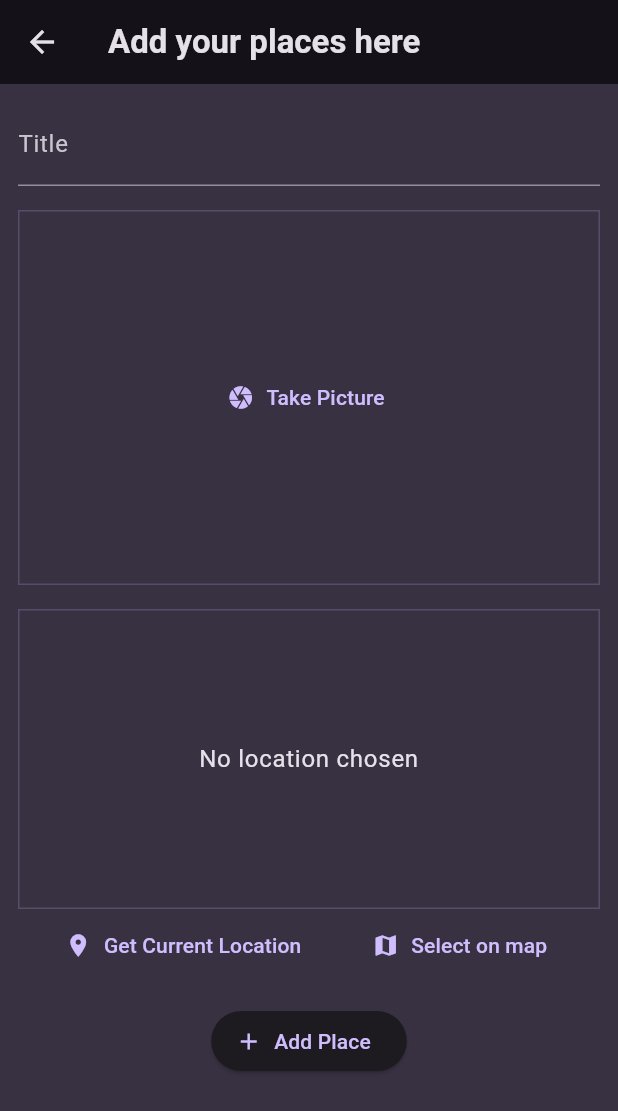
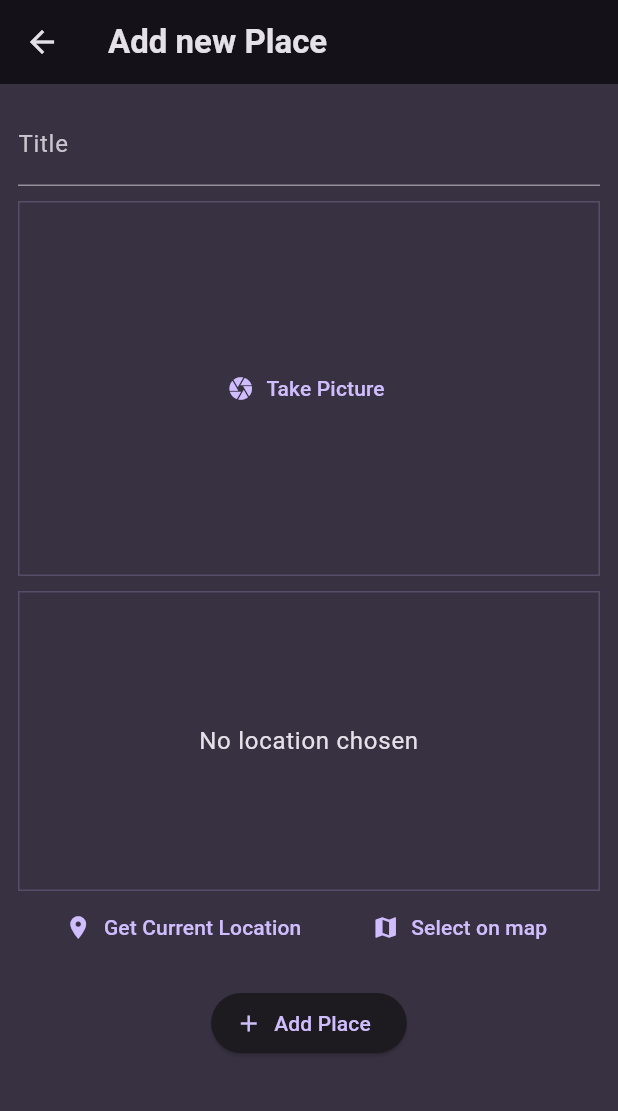
Before and after one commit to atomicstructure/favorite_places_app, a Flutter app: the AddPlaceScreen screen opened by its route, on a phone screen of 412 x 824 dp. Shown: the top 1111 px of the screen. Run offline on Flutter 3.47's test engine with Material 3 defaults, Android fonts, the phone set to English and light mode, and no system bars; our stand-ins replace flutter_riverpod, go_router, google_fonts, google_maps_flutter, image_picker, location.

```diff
--- a/lib/screens/add_place.dart
+++ b/lib/screens/add_place.dart
@@ -1,23 +1,23 @@
 import 'dart:io';
 
 import 'package:favorite_places_app/models/place.dart';
+import 'package:favorite_places_app/widgets/location_input.dart';
+import 'package:flutter_riverpod/flutter_riverpod.dart';
+import 'package:flutter/material.dart';
+
+import 'package:favorite_places_app/widgets/image_input.dart';
 import 'package:favorite_places_app/providers/user_places.dart';
-import 'package:favorite_places_app/widgets/image_input.dart';
-import 'package:favorite_places_app/widgets/location_input.dart';
-import 'package:flutter/material.dart';
-import 'package:flutter_riverpod/flutter_riverpod.dart';
-import 'package:go_router/go_router.dart';
 
 class AddPlaceScreen extends ConsumerStatefulWidget {
   const AddPlaceScreen({super.key});
 
   @override
   ConsumerState<AddPlaceScreen> createState() {
-    return _AddPlaceSccreenState();
+    return _AddPlaceScreenState();
   }
 }
 
-class _AddPlaceSccreenState extends ConsumerState<AddPlaceScreen> {
+class _AddPlaceScreenState extends ConsumerState<AddPlaceScreen> {
   final _titleController = TextEditingController();
   File? _selectedImage;
   PlaceLocation? _selectedLocation;
@@ -31,12 +31,11 @@ class _AddPlaceSccreenState extends ConsumerState<AddPlaceScreen> {
       return;
     }
 
-    ref.read(userPlacesProvider.notifier).addPlace(
-          enteredTitle,
-          _selectedImage!,
-          _selectedLocation!,
-        );
-    context.pop();
+    ref
+        .read(userPlacesProvider.notifier)
+        .addPlace(enteredTitle, _selectedImage!, _selectedLocation!);
+
+    Navigator.of(context).pop();
   }
 
   @override
@@ -49,7 +48,7 @@ class _AddPlaceSccreenState extends ConsumerState<AddPlaceScreen> {
   Widget build(BuildContext context) {
     return Scaffold(
       appBar: AppBar(
-        title: const Text('Add your places here'),
+        title: const Text('Add new Place'),
       ),
       body: SingleChildScrollView(
         padding: const EdgeInsets.all(12),
@@ -58,29 +57,23 @@ class _AddPlaceSccreenState extends ConsumerState<AddPlaceScreen> {
             TextField(
               decoration: const InputDecoration(labelText: 'Title'),
               controller: _titleController,
-              style:
-                  TextStyle(color: Theme.of(context).colorScheme.onBackground),
+              style: TextStyle(
+                color: Theme.of(context).colorScheme.onBackground,
+              ),
             ),
-            const SizedBox(
-              height: 16,
-            ),
-            // TODO: Add image Input here
+            const SizedBox(height: 10),
             ImageInput(
               onPickImage: (image) {
                 _selectedImage = image;
               },
             ),
-            const SizedBox(
-              height: 16,
-            ),
+            const SizedBox(height: 10),
             LocationInput(
               onSelectLocation: (location) {
                 _selectedLocation = location;
               },
             ),
-            const SizedBox(
-              height: 16,
-            ),
+            const SizedBox(height: 16),
             ElevatedButton.icon(
               onPressed: _savePlace,
               icon: const Icon(Icons.add),
```
Also changed, not shown: lib/screens/map.dart (+16 -3 lines), lib/widgets/location_input.dart (+41 -20 lines).
